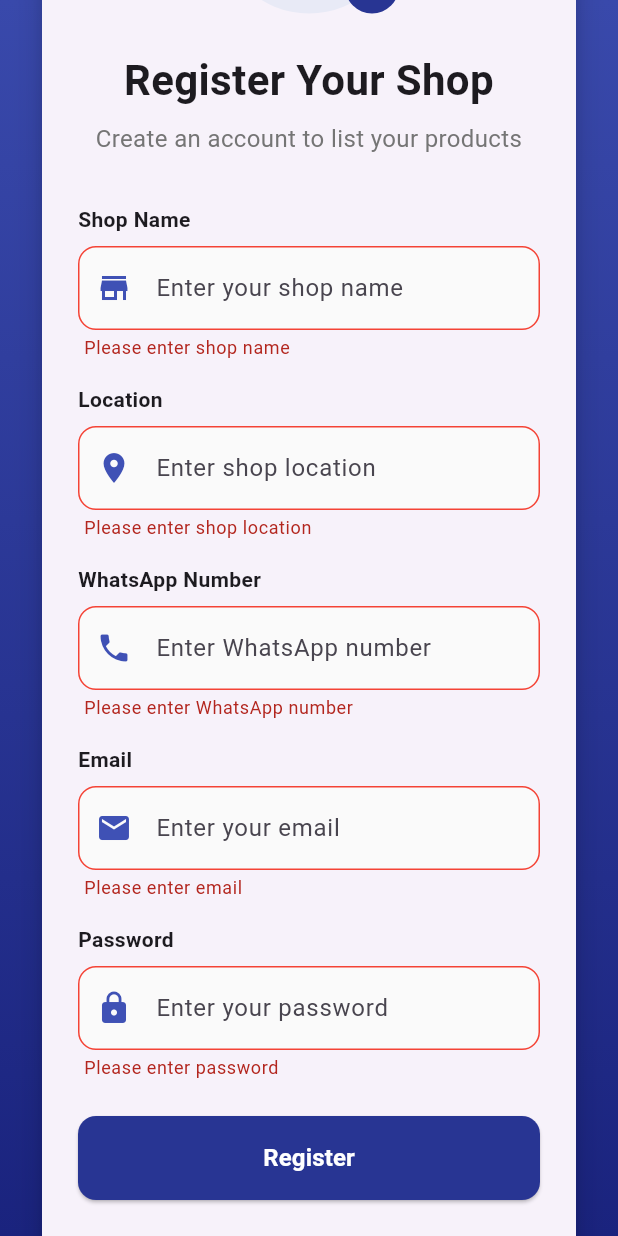
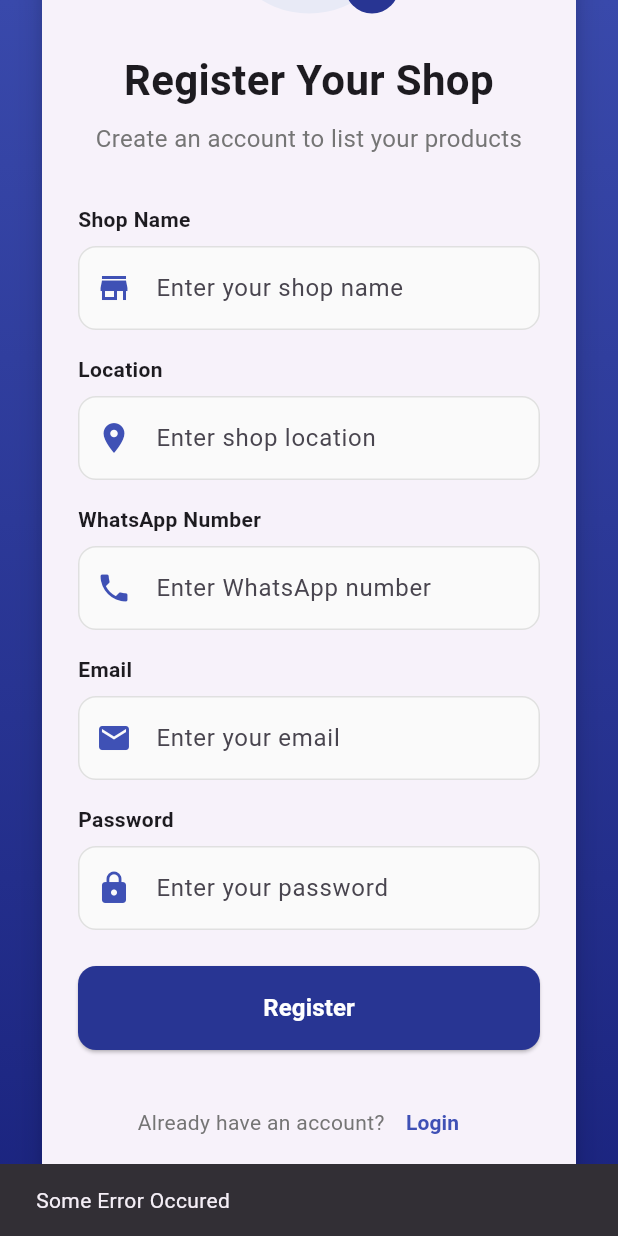
Before and after one commit to Pratham00007/grothon, a Flutter app: the ShopkeeperAuthPage screen opened directly, scrolled down 163 dp, after a tap on "Register", on a phone screen of 412 x 824 dp. Run offline on Flutter 3.47's test engine with Material 3 defaults, Android fonts, the phone set to English and light mode, and no system bars; our stand-ins replace cloud_firestore, firebase_auth, firebase_core, flutter_dotenv, geolocator, image_picker; accounts and stored records are empty.

Commit message:
added shopkeeper login backend

```diff
--- a/grothon/lib/main.dart
+++ b/grothon/lib/main.dart
@@ -3,9 +3,6 @@ import 'package:flutter/material.dart';
 import 'package:flutter_dotenv/flutter_dotenv.dart';
 import 'package:grothon/providers/shop_provider.dart';
 import 'package:firebase_core/firebase_core.dart';
-import 'package:grothon/screens/login%20and%20signup/shopkeeper_login.dart';
-import 'package:grothon/screens/shop/ProductsListPage%20.dart';
-import 'package:grothon/screens/shop/ShopProfilePage.dart';
 import 'firebase_options.dart';
 
 import 'package:grothon/screens/login%20and%20signup/login.dart';
--- a/grothon/lib/screens/login and signup/shopkeeper_login.dart
+++ b/grothon/lib/screens/login and signup/shopkeeper_login.dart
@@ -1,6 +1,8 @@
 import 'dart:io';
 
 import 'package:flutter/material.dart';
+import 'package:grothon/screens/login%20and%20signup/shopkeeper_login_fire.dart';
+import 'package:grothon/screens/shop/ProductsListPage%20.dart';
 import 'package:image_picker/image_picker.dart';
 
 class ShopkeeperAuthPage extends StatefulWidget {
@@ -15,6 +17,39 @@ class ShopkeeperAuthPage extends StatefulWidget {
 class _ShopkeeperAuthPageState extends State<ShopkeeperAuthPage> {
   File? _shopImage;
   final _formKey = GlobalKey<FormState>();
+  final TextEditingController emailcont = TextEditingController();
+  final TextEditingController passcont = TextEditingController();
+  final TextEditingController shopnamecont = TextEditingController();
+  final TextEditingController phnocont = TextEditingController();
+  final TextEditingController shopaddcont = TextEditingController();
+  final TextEditingController psresetcont = TextEditingController();
+
+  void despose() {
+    super.dispose();
+    emailcont.dispose();
+    passcont.dispose();
+    shopnamecont.dispose();
+    phnocont.dispose();
+    shopaddcont.dispose();
+    psresetcont.dispose();
+  }
+
+  signUpShopkeeper() async {
+    String res = await ShopKeeperAuthenticationService().SignupShop(
+        email: emailcont.text,
+        password: passcont.text,
+        shopName: shopnamecont.text,
+        shopAddress: shopaddcont.text,
+        phone_num: phnocont.text);
+    if (res == "Success") {
+      // navigate to next screen
+      Navigator.of(context).pushReplacement(
+          MaterialPageRoute(builder: (context) => ProductsListPage()));
+    } else {
+      return ScaffoldMessenger.of(context)
+          .showSnackBar(SnackBar(content: Text(res)));
+    }
+  }
 
   Future<void> _pickImage() async {
     final ImagePicker picker = ImagePicker();
@@ -154,6 +189,7 @@ class _ShopkeeperAuthPageState extends State<ShopkeeperAuthPage> {
                             // Registration fields
                             if (!widget.isLogin) ...[
                               _buildTextField(
+                                contr: shopnamecont,
                                 label: 'Shop Name',
                                 hint: 'Enter your shop name',
                                 icon: Icons.store,
@@ -166,6 +202,7 @@ class _ShopkeeperAuthPageState extends State<ShopkeeperAuthPage> {
                               ),
                               const SizedBox(height: 16),
                               _buildTextField(
+                                contr: shopaddcont,
                                 label: 'Location',
                                 hint: 'Enter shop location',
                                 icon: Icons.location_on,
@@ -178,6 +215,7 @@ class _ShopkeeperAuthPageState extends State<ShopkeeperAuthPage> {
                               ),
                               const SizedBox(height: 16),
                               _buildTextField(
+                                contr: phnocont,
                                 label: 'WhatsApp Number',
                                 hint: 'Enter WhatsApp number',
                                 icon: Icons.phone,
@@ -194,6 +232,7 @@ class _ShopkeeperAuthPageState extends State<ShopkeeperAuthPage> {
 
                             // Common fields for both login and registration
                             _buildTextField(
+                              contr: emailcont,
                               label: 'Email',
                               hint: 'Enter your email',
                               icon: Icons.email,
@@ -210,6 +249,7 @@ class _ShopkeeperAuthPageState extends State<ShopkeeperAuthPage> {
                             ),
                             const SizedBox(height: 16),
                             _buildTextField(
+                              contr: passcont,
                               label: 'Password',
                               hint: 'Enter your password',
                               icon: Icons.lock,
@@ -244,18 +284,19 @@ class _ShopkeeperAuthPageState extends State<ShopkeeperAuthPage> {
                               height: 56,
                               child: ElevatedButton(
                                 onPressed: () {
-                                  if (_formKey.currentState!.validate()) {
-                                    // Handle login or registration logic
-                                    ScaffoldMessenger.of(context).showSnackBar(
-                                      SnackBar(
-                                        content: Text(
-                                          widget.isLogin
-                                              ? 'Login Successful!'
-                                              : 'Registration Successful!',
-                                        ),
-                                      ),
-                                    );
-                                  }
+                                  signUpShopkeeper();
+                                  // if (_formKey.currentState!.validate()) {
+                                  //   // Handle login or registration logic
+                                  //   ScaffoldMessenger.of(context).showSnackBar(
+                                  //     SnackBar(
+                                  //       content: Text(
+                                  //         widget.isLogin
+                                  //             ? 'Login Successful!'
+                                  //             : 'Registration Successful!',
+                                  //       ),
+                                  //     ),
+                                  //   );
+                                  // }
                                 },
                                 style: ElevatedButton.styleFrom(
                                   backgroundColor: Colors.indigo[800],
@@ -293,7 +334,8 @@ class _ShopkeeperAuthPageState extends State<ShopkeeperAuthPage> {
                                     Navigator.pushReplacement(
                                       context,
                                       MaterialPageRoute(
-                                        builder: (context) => ShopkeeperAuthPage(
+                                        builder: (context) =>
+                                            ShopkeeperAuthPage(
                                           isLogin: !widget.isLogin,
                                         ),
                                       ),
@@ -327,6 +369,7 @@ class _ShopkeeperAuthPageState extends State<ShopkeeperAuthPage> {
     required String label,
     required String hint,
     required IconData icon,
+    required TextEditingController contr,
     bool obscureText = false,
     TextInputType? keyboardType,
     String? Function(String?)? validator,
@@ -343,6 +386,7 @@ class _ShopkeeperAuthPageState extends State<ShopkeeperAuthPage> {
         ),
         const SizedBox(height: 8),
         TextFormField(
+          controller: contr,
           obscureText: obscureText,
           keyboardType: keyboardType,
           decoration: InputDecoration(
@@ -375,8 +419,6 @@ class _ShopkeeperAuthPageState extends State<ShopkeeperAuthPage> {
   }
 
   void _showForgotPasswordDialog(BuildContext context) {
-    final TextEditingController emailController = TextEditingController();
-
     showDialog(
       context: context,
       builder: (context) => AlertDialog(
@@ -389,7 +431,7 @@ class _ShopkeeperAuthPageState extends State<ShopkeeperAuthPage> {
             ),
             const SizedBox(height: 16),
             TextField(
-              controller: emailController,
+              controller: psresetcont,
               decoration: InputDecoration(
                 labelText: 'Email',
                 border: OutlineInputBorder(
--- /dev/null
+++ b/grothon/lib/screens/login and signup/shopkeeper_login_fire.dart
@@ -0,0 +1,69 @@
+import 'package:cloud_firestore/cloud_firestore.dart';
+import 'package:firebase_auth/firebase_auth.dart';
+
+class ShopKeeperAuthenticationService {
+  // for storing data in cloud
+  final FirebaseFirestore _firestore = FirebaseFirestore.instance;
+  // for auth
+  final FirebaseAuth _auth = FirebaseAuth.instance;
+
+  // for signup
+  Future<String> SignupShop({
+    required String email,
+    required String password,
+    required String shopName,
+    required String shopAddress,
+    required String phone_num,
+  }) async {
+    String res = "Some Error Occured";
+    try {
+      if (email.isNotEmpty ||
+          password.isNotEmpty ||
+          shopName.isNotEmpty ||
+          shopAddress.isNotEmpty ||
+          phone_num.isNotEmpty) {
+        // register with email and password
+        UserCredential credential = await _auth.createUserWithEmailAndPassword(
+            email: email, password: password);
+        // add user to cloud
+        await _firestore.collection("shopkeeper").doc(credential.user!.uid).set({
+          'name': shopName,
+          'email': email,
+          'pass': password,
+          'address': shopAddress,
+          'phone_num': phone_num,
+          'uid': credential.user!.uid,
+        });
+        res = "Success";
+      }
+    } catch (e) {
+      return e.toString();
+    }
+    return res;
+  }
+
+  Future<String> loginShopkeeper({
+    required String email,
+    required String password,
+  }) async {
+    String res = "Some Error Ouccured";
+    try {
+      if (email.isNotEmpty || password.isNotEmpty) {
+        // login user with email and password
+        await _auth.signInWithEmailAndPassword(
+            email: email, password: password);
+        res = "Success";
+      } else {
+        res = "Please Enter All Fields";
+      }
+    } catch (e) {
+      return e.toString();
+    }
+    return res;
+  }
+
+  // for Logout
+  Future<void> signOut() async {
+    await _auth.signOut();
+  }
+}
```
Lines whose indentation alone changed are shown as unchanged.
